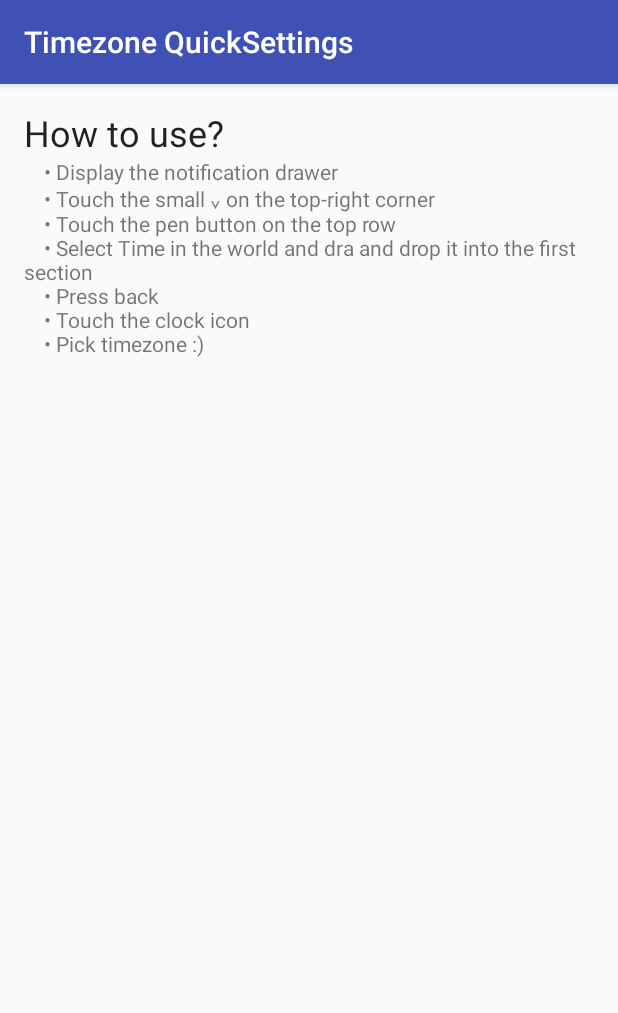
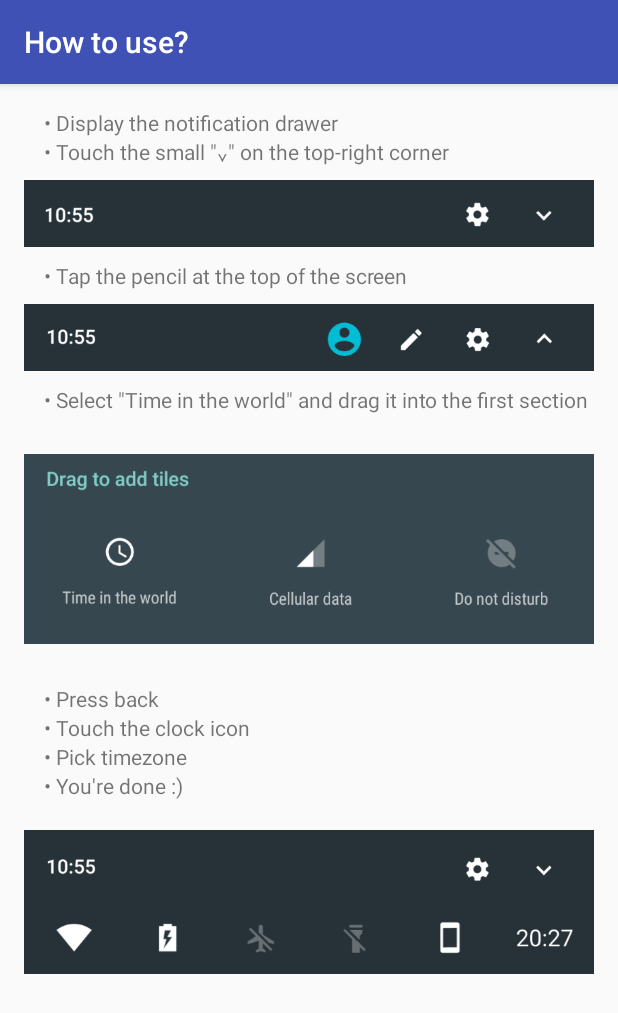
Before and after one commit to Neamar/TimezoneQuickSettings, an Android app: the screen it shows after launch (MainActivity), on a phone screen of 412 x 824 dp. Shown: the top 1013 px of the screen. Run offline under Robolectric (Android 15) with nearby library versions, the phone set to English and light mode, and no system bars.

Commit message:
Added tutorial

```diff
--- a/app/src/main/java/fr/neamar/timezonequicksettings/MainActivity.java
+++ b/app/src/main/java/fr/neamar/timezonequicksettings/MainActivity.java
@@ -9,5 +9,7 @@ public class MainActivity extends AppCompatActivity {
     protected void onCreate(Bundle savedInstanceState) {
         super.onCreate(savedInstanceState);
         setContentView(R.layout.activity_main);
+
+        setTitle(R.string.how_to_use);
     }
 }
--- a/app/src/main/res/layout/activity_main.xml
+++ b/app/src/main/res/layout/activity_main.xml
@@ -1,28 +1,82 @@
 <?xml version="1.0" encoding="utf-8"?>
-<LinearLayout xmlns:android="http://schemas.android.com/apk/res/android"
+<ScrollView xmlns:android="http://schemas.android.com/apk/res/android"
     xmlns:tools="http://schemas.android.com/tools"
     android:id="@+id/activity_main"
     android:layout_width="match_parent"
     android:layout_height="match_parent"
     android:paddingBottom="@dimen/activity_vertical_margin"
     android:paddingLeft="@dimen/activity_horizontal_margin"
-    android:orientation="vertical"
     android:paddingRight="@dimen/activity_horizontal_margin"
     android:paddingTop="@dimen/activity_vertical_margin"
     tools:context="fr.neamar.timezonequicksettings.MainActivity">
 
+    <LinearLayout
+        android:layout_width="match_parent"
+        android:layout_height="wrap_content"
+        android:orientation="vertical">
+
         <TextView
-        android:text="How to use?"
+            android:layout_width="match_parent"
+            android:layout_height="wrap_content"
+            android:text="@string/tutorial1" />
+
+        <TextView
+            android:layout_width="match_parent"
+            android:layout_height="wrap_content"
+            android:text="@string/tutorial2" />
+
+        <ImageView
             android:layout_width="wrap_content"
             android:layout_height="wrap_content"
-        android:layout_alignParentTop="true"
-        android:layout_alignParentStart="true"
-        android:id="@+id/textView"
-        android:textAppearance="@style/TextAppearance.AppCompat.Headline" />
+            android:contentDescription="@string/tutorial2"
+            android:src="@drawable/tutorial_chevron" />
 
         <TextView
+            android:layout_width="match_parent"
+            android:layout_height="wrap_content"
+            android:text="@string/tutorial3" />
+
+        <ImageView
             android:layout_width="wrap_content"
             android:layout_height="wrap_content"
-        android:id="@+id/tutorial"
-        android:text="@string/tutorial" />
+            android:contentDescription="@string/tutorial3"
+            android:src="@drawable/tutorial_pencil" />
+
+        <TextView
+            android:layout_width="match_parent"
+            android:layout_height="wrap_content"
+            android:text="@string/tutorial4" />
+
+        <ImageView
+            android:layout_width="wrap_content"
+            android:layout_height="wrap_content"
+            android:contentDescription="@string/tutorial4"
+            android:src="@drawable/tutorial_drag" />
+
+        <TextView
+            android:layout_width="match_parent"
+            android:layout_height="wrap_content"
+            android:text="@string/tutorial5" />
+
+        <TextView
+            android:layout_width="match_parent"
+            android:layout_height="wrap_content"
+            android:text="@string/tutorial6" />
+
+        <TextView
+            android:layout_width="match_parent"
+            android:layout_height="wrap_content"
+            android:text="@string/tutorial7" />
+
+        <TextView
+            android:layout_width="match_parent"
+            android:layout_height="wrap_content"
+            android:text="@string/tutorial8" />
+
+        <ImageView
+            android:layout_width="wrap_content"
+            android:layout_height="wrap_content"
+            android:contentDescription="@string/tutorial4"
+            android:src="@drawable/tutorial_done" />
     </LinearLayout>
+</ScrollView>
--- a/app/src/main/res/values/strings.xml
+++ b/app/src/main/res/values/strings.xml
@@ -5,14 +5,15 @@
     <string name="toast_touch_to_initialize">Added! Click on the quick setting to define timezone.</string>
     <string name="pick_timezone">Pick timezone</string>
     <string name="new_timezone_toast">"New timezone: %s"</string>
-    <string name="tutorial">
-\t• Display the notification drawer\n
-\t• Touch the small "⌄" on the top-right corner\n
-\t• Touch the pen button on the top row\n
-\t• Select "Time in the world" and dra and drop it into the first section\n
-\t• Press back\n
-\t• Touch the clock icon\n
-\t• Pick timezone :)\n
-    </string>
+    <string name="tutorial1">\t• Display the notification drawer</string>
+    <string name="tutorial2">\t• Touch the small \"⌄\" on the top-right corner</string>
+    <string name="tutorial3">\t• Tap the pencil at the top of the screen</string>
+    <string name="tutorial4">\t• Select \"Time in the world\" and drag it into the first section</string>
+    <string name="tutorial5">\t• Press back</string>
+    <string name="tutorial6">\t• Touch the clock icon</string>
+    <string name="tutorial7">\t• Pick timezone</string>
+    <string name="tutorial8">\t• You\'re done :)</string>
+
+    <string name="how_to_use">How to use?</string>
 
 </resources>
```
Also changed, not shown: app/src/main/res/drawable-xhdpi/tutorial_chevron.png (added), app/src/main/res/drawable-xhdpi/tutorial_done.png (added), app/src/main/res/drawable-xhdpi/tutorial_drag.png (added), app/src/main/res/drawable-xhdpi/tutorial_pencil.png (added). Lines whose indentation alone changed are shown as unchanged.
